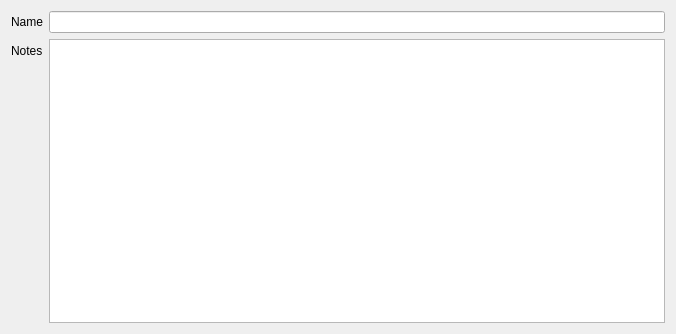
Old version of the form src/gui/group/EditGroupWidgetMain.ui in the repository danilovsergei/keepassx-gdrive.
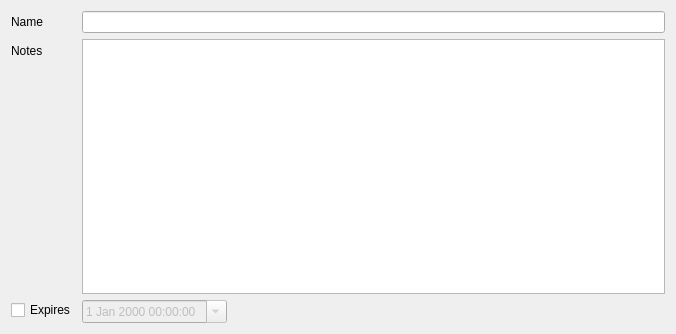
New version of the form.

Commit message: Add expiry option to group edit.

What changed in the file:
```diff
--- a/src/gui/group/EditGroupWidgetMain.ui
+++ b/src/gui/group/EditGroupWidgetMain.ui
@@ -36,6 +36,23 @@
      <item row="1" column="1">
       <widget class="QPlainTextEdit" name="editNotes"/>
      </item>
+     <item row="2" column="1">
+      <widget class="QDateTimeEdit" name="expireDatePicker">
+       <property name="enabled">
+        <bool>false</bool>
+       </property>
+       <property name="calendarPopup">
+        <bool>true</bool>
+       </property>
+      </widget>
+     </item>
+     <item row="2" column="0">
+      <widget class="QCheckBox" name="expireCheck">
+       <property name="text">
+        <string>Expires</string>
+       </property>
+      </widget>
+     </item>
     </layout>
    </item>
   </layout>
```
Left out of the diff: 20 changed lines with no effect on the pictures. The commit also changes 3 other files.
